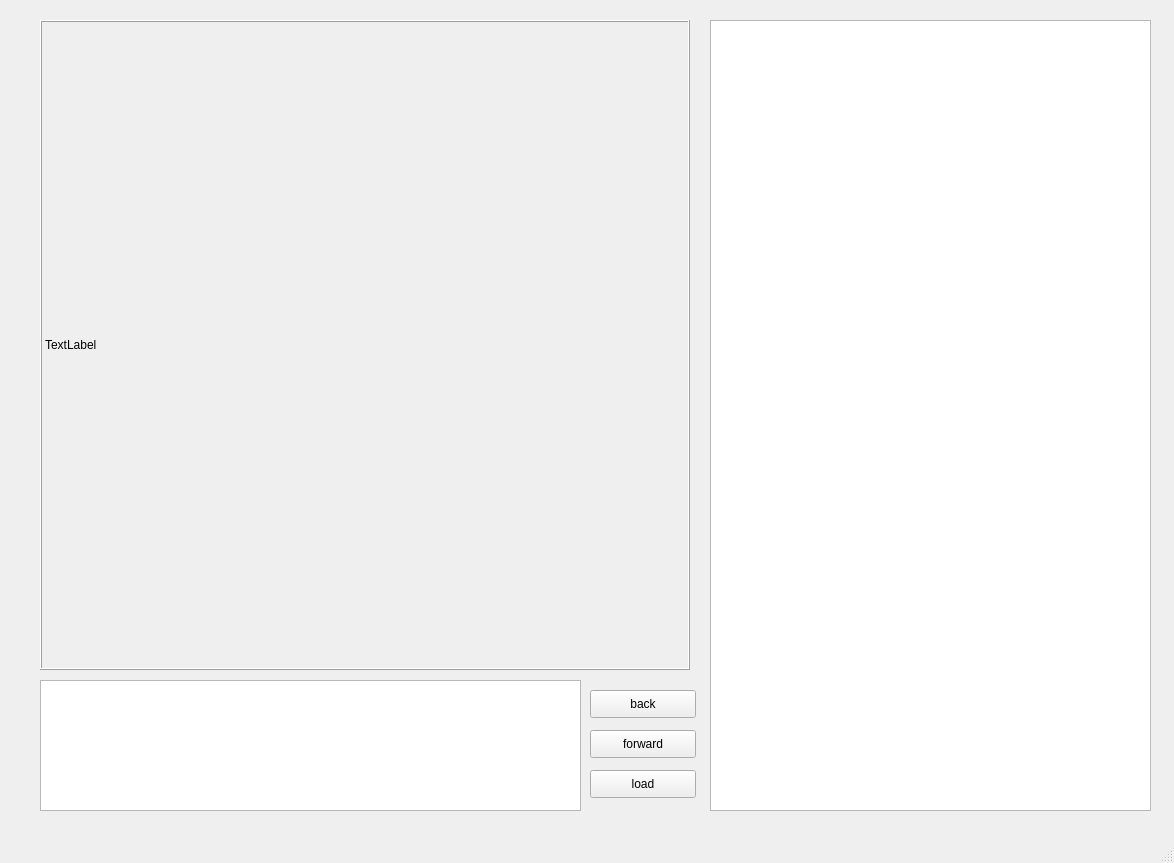
Old version of the form other/tagui/main_window_with_log.ui in the repository tomik/akimot.
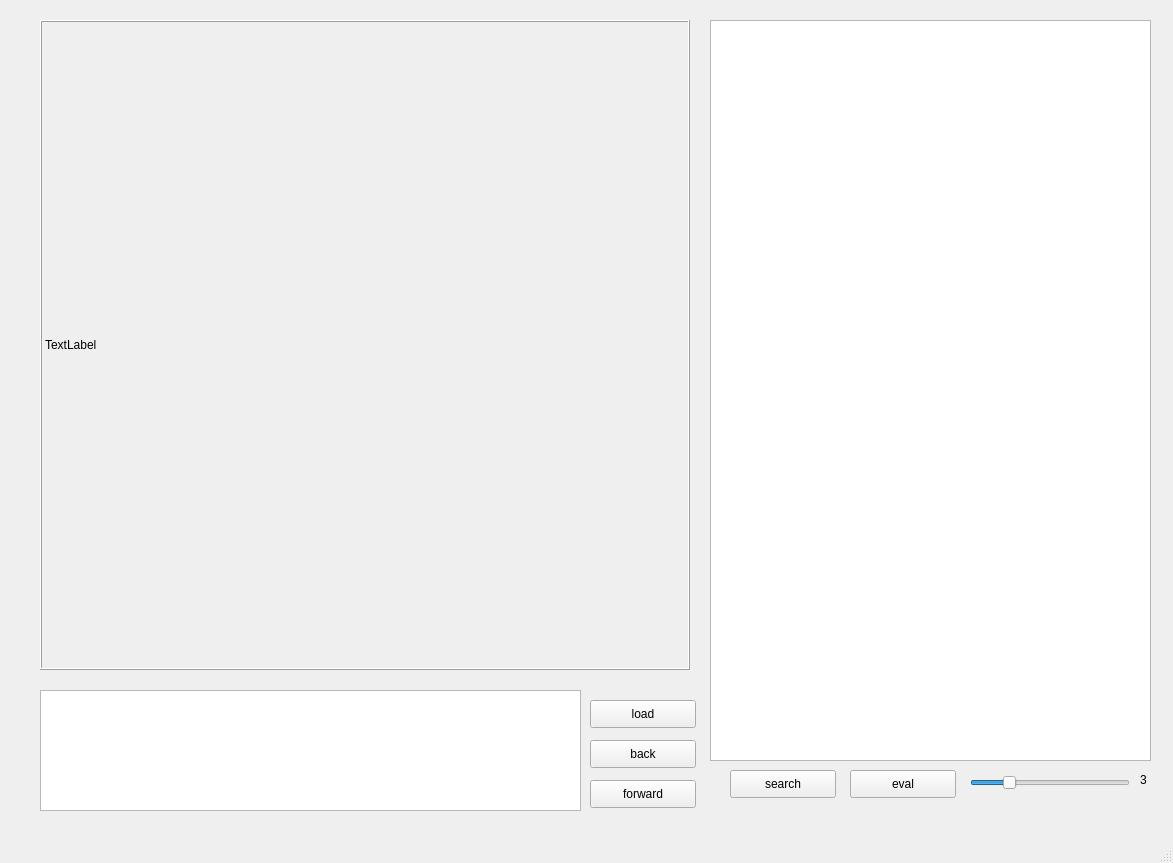
New version of the form.

```diff
--- a/other/tagui/main_window_with_log.ui
+++ b/other/tagui/main_window_with_log.ui
@@ -5,7 +5,7 @@
    <rect>
     <x>0</x>
     <y>0</y>
-    <width>1174</width>
+    <width>1173</width>
     <height>863</height>
    </rect>
   </property>
@@ -17,9 +17,9 @@
     <property name="geometry" >
      <rect>
       <x>40</x>
-      <y>680</y>
+      <y>690</y>
       <width>541</width>
-      <height>131</height>
+      <height>121</height>
      </rect>
     </property>
     <property name="batchSize" >
@@ -33,7 +33,7 @@
     <property name="geometry" >
      <rect>
       <x>590</x>
-      <y>690</y>
+      <y>740</y>
       <width>106</width>
       <height>28</height>
      </rect>
@@ -46,7 +46,7 @@
     <property name="geometry" >
      <rect>
       <x>590</x>
-      <y>730</y>
+      <y>780</y>
       <width>106</width>
       <height>28</height>
      </rect>
@@ -81,7 +81,7 @@
     <property name="geometry" >
      <rect>
       <x>590</x>
-      <y>770</y>
+      <y>700</y>
       <width>106</width>
       <height>28</height>
      </rect>
@@ -96,7 +96,7 @@
       <x>710</x>
       <y>20</y>
       <width>441</width>
-      <height>791</height>
+      <height>741</height>
      </rect>
     </property>
     <property name="font" >
@@ -105,6 +105,70 @@
      </font>
     </property>
    </widget>
+   <widget class="QPushButton" name="button_search" >
+    <property name="geometry" >
+     <rect>
+      <x>730</x>
+      <y>770</y>
+      <width>106</width>
+      <height>28</height>
+     </rect>
+    </property>
+    <property name="text" >
+     <string>search</string>
+    </property>
+   </widget>
+   <widget class="QPushButton" name="button_eval" >
+    <property name="geometry" >
+     <rect>
+      <x>850</x>
+      <y>770</y>
+      <width>106</width>
+      <height>28</height>
+     </rect>
+    </property>
+    <property name="text" >
+     <string>eval</string>
+    </property>
+   </widget>
+   <widget class="QSlider" name="slider_time_per_move" >
+    <property name="geometry" >
+     <rect>
+      <x>970</x>
+      <y>770</y>
+      <width>160</width>
+      <height>25</height>
+     </rect>
+    </property>
+    <property name="minimum" >
+     <number>1</number>
+    </property>
+    <property name="maximum" >
+     <number>10</number>
+    </property>
+    <property name="singleStep" >
+     <number>1</number>
+    </property>
+    <property name="sliderPosition" >
+     <number>3</number>
+    </property>
+    <property name="orientation" >
+     <enum>Qt::Horizontal</enum>
+    </property>
+   </widget>
+   <widget class="QLabel" name="label_time_per_move" >
+    <property name="geometry" >
+     <rect>
+      <x>1140</x>
+      <y>770</y>
+      <width>21</width>
+      <height>20</height>
+     </rect>
+    </property>
+    <property name="text" >
+     <string>3</string>
+    </property>
+   </widget>
   </widget>
   <widget class="QMenuBar" name="menubar" >
    <property name="geometry" >
```
Left out of the diff: 2 changed lines with no effect on the pictures.
